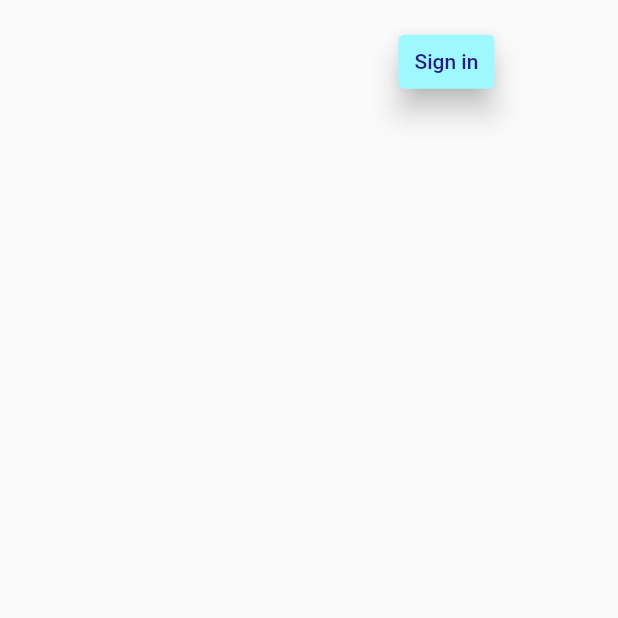
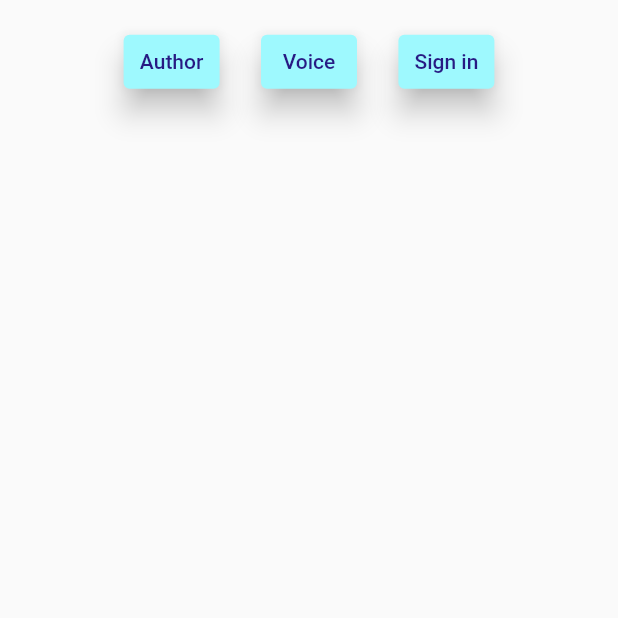
Before and after one commit to ChandraChaan/omorals, a Flutter app: the screen it shows after launch, on a phone screen of 412 x 824 dp, the top half of it. Run offline on Flutter 3.47's test engine with Material 2 defaults, Android fonts, the phone set to English and light mode, and no system bars; our stand-ins replace connectivity, dio, file_picker, get, get_storage, youtube_player_iframe; network calls fail.

Commit message:
mobile compile done

```diff
--- a/lib/Config/app_pages.dart
+++ b/lib/Config/app_pages.dart
@@ -5,6 +5,9 @@ import 'package:omorals/Presentation/forgotPassword/forgotPassword.dart';
 import 'package:omorals/Presentation/login/loginScreenView.dart';
 import 'package:omorals/Presentation/signup/signupView.dart';
 import 'package:omorals/Presentation/splashScreen/splashScreen.dart';
+
+import '../Presentation/autherPage/autherPage.dart';
+import '../Presentation/voice_page/voice_view.dart';
 
 part 'app_route.dart';
 
@@ -29,5 +32,13 @@ class AppPages {
         name: Routes.signUpScreen,
         page: () => SignUpScreen(),
         binding: MainBinding()),
+    GetPage(
+        name: Routes.voicePage,
+        page: () => VoiceView(),
+        binding: MainBinding()),
+    GetPage(
+        name: Routes.autherPage,
+        page: () => AutherPage(),
+        binding: MainBinding()),
   ];
 }
--- a/lib/Config/app_route.dart
+++ b/lib/Config/app_route.dart
@@ -6,5 +6,7 @@ abstract class Routes {
   static const homePageView = '/dashboard';
   static const resetpassword = '/resetpassword';
   static const signUpScreen = '/signUpScreen';
+  static const autherPage = '/author';
+  static const voicePage = '/voice';
 
 }
--- a/lib/Presentation/dashBoard/homepageView.dart
+++ b/lib/Presentation/dashBoard/homepageView.dart
@@ -7,6 +7,8 @@ import 'package:omorals/utils/constant.dart';
 import 'package:http/http.dart' as http;
 import 'dart:convert';
 import 'package:youtube_player_iframe/youtube_player_iframe.dart';
+
+import '../autherPage/autherPage.dart';
 
 class HomePageView extends StatefulWidget {
   @override
@@ -60,10 +62,55 @@ class _HomePageViewState extends State<HomePageView> {
                           bottom: 12,
                           right: double.parse(
                               (MediaQuery.of(context).size.width / 5)
-                                    .toString())),
-                        child: Align(
-                          alignment: Alignment.centerRight,
-                          child: TextButton(
+                                  .toString()),
+                          left: double.parse(
+                              (MediaQuery.of(context).size.width / 5)
+                                  .toString()),
+                        ),
+                        child: Row(
+                          mainAxisAlignment: MainAxisAlignment.spaceBetween,
+                          children: [
+                            TextButton(
+                                style: ButtonStyle(
+                                  padding: MaterialStateProperty.all(
+                                      const EdgeInsets.all(0)),
+                                  elevation: MaterialStateProperty.all(8),
+                                  // shape: MaterialStateProperty.all(
+                                  //     RoundedRectangleBorder(
+                                  //         borderRadius: BorderRadius.circular(50))),
+                                  backgroundColor: MaterialStateProperty.all(
+                                      Color(0xff9ef9fe)),
+                                  shadowColor: MaterialStateProperty.all(
+                                      Theme.of(context).colorScheme.onSurface),
+                                ),
+                                onPressed: () {
+                                  Get.toNamed(Routes.autherPage);
+                                },
+                                child: Text(
+                                  'Author',
+                                  style: TextStyle(color: Color(0xff271a83)),
+                                )),
+                            TextButton(
+                                style: ButtonStyle(
+                                  padding: MaterialStateProperty.all(
+                                      const EdgeInsets.all(0)),
+                                  elevation: MaterialStateProperty.all(8),
+                                  // shape: MaterialStateProperty.all(
+                                  //     RoundedRectangleBorder(
+                                  //         borderRadius: BorderRadius.circular(50))),
+                                  backgroundColor: MaterialStateProperty.all(
+                                      Color(0xff9ef9fe)),
+                                  shadowColor: MaterialStateProperty.all(
+                                      Theme.of(context).colorScheme.onSurface),
+                                ),
+                                onPressed: () {
+                                  Get.toNamed(Routes.voicePage);
+                                },
+                                child: Text(
+                                  'Voice',
+                                  style: TextStyle(color: Color(0xff271a83)),
+                                )),
+                            TextButton(
                                 style: ButtonStyle(
                                   padding: MaterialStateProperty.all(
                                       const EdgeInsets.all(0)),
@@ -83,6 +130,7 @@ class _HomePageViewState extends State<HomePageView> {
                                   'Sign in',
                                   style: TextStyle(color: Color(0xff271a83)),
                                 )),
+                          ],
                         ),
                       )
                     : Text('WellCome'),
```
Also changed, not shown: lib/Common/networkImage.dart (+22 -22 lines), lib/Presentation/autherPage/autherPage.dart (added, +163 -0 lines), lib/Presentation/dashBoard/slideShowView.dart (+57 -57 lines), lib/Presentation/signup/signupView.dart (+32 -28 lines), lib/Presentation/voice_page/voice_view.dart (added, +184 -0 lines), pubspec.yaml (+6 -3 lines), pubspec.lock, 2 other files. Lines whose indentation alone changed are shown as unchanged.
